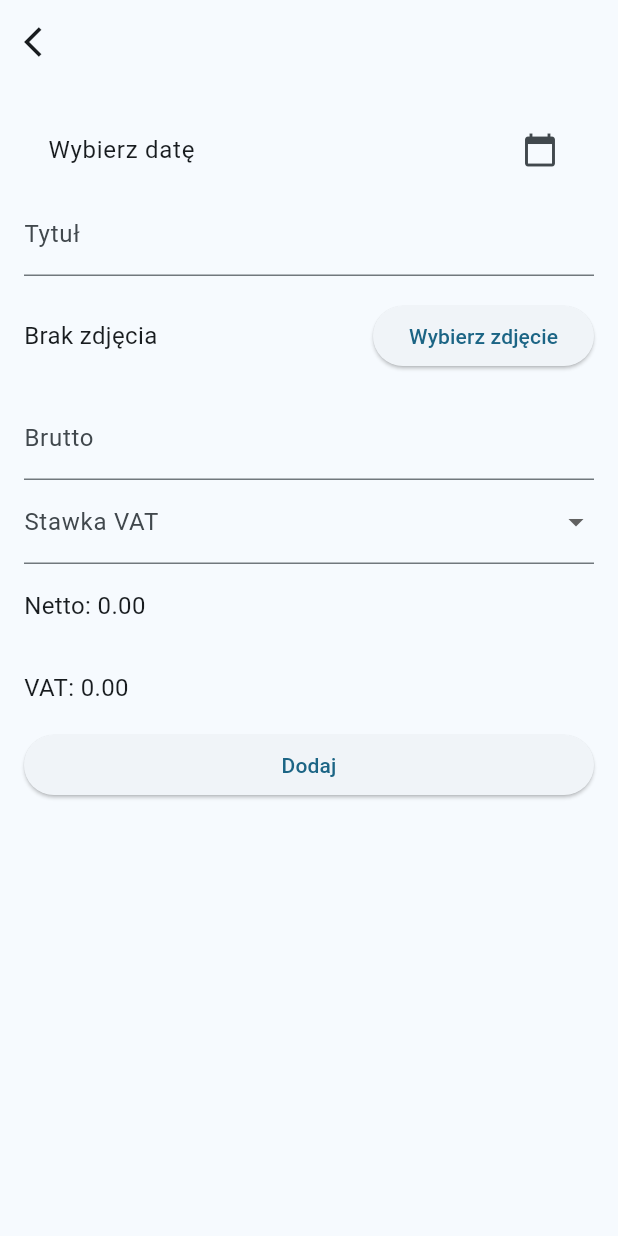
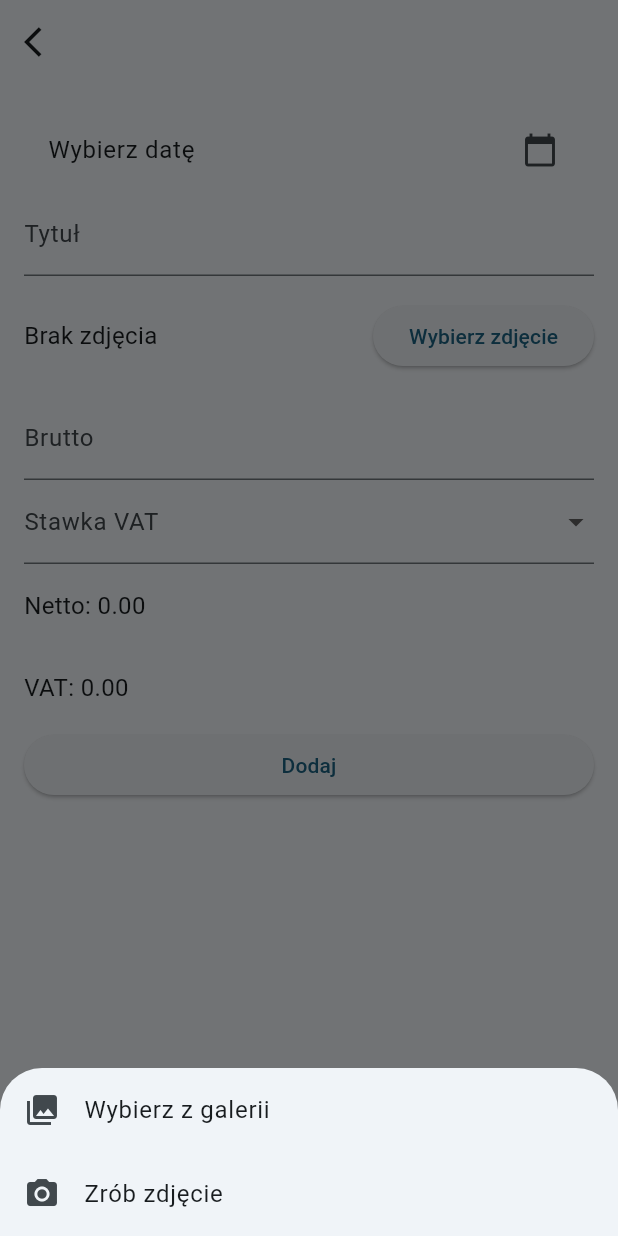
Before and after one commit to paweljjar/TaxRide, a Flutter app: the NewInvoiceScreen screen opened directly, after a tap on "Wybierz zdjęcie", on a phone screen of 412 x 824 dp. Run offline on Flutter 3.47's test engine with Material 3 defaults, Android fonts, the phone set to English and light mode, and no system bars; our stand-ins replace google_mobile_ads, image_picker.

Commit message:
feat: Allow choosing image source (gallery or camera) for invoices
This commit enhances the image picking functionality in the `NewInvoiceScreen`. Users can now choose to select an image from their gallery or take a new photo using the camera.

Key changes:
- Modified `_pickImage` to accept an `ImageSource` parameter.
- Added `_showImageSourceActionSheet` method to display a bottom sheet with options to "Wybierz z galerii" (Choose from gallery) or "Zrób zdjęcie" (Take a photo).
- The "Wybierz zdjęcie" (Choose image) button in `NewInvoiceScreen` now calls `_showImageSourceActionSheet` to present these options to the user.

```diff
--- a/lib/Invoices.dart
+++ b/lib/Invoices.dart
@@ -179,15 +179,43 @@ class _NewInvoiceScreenState extends State<NewInvoiceScreen>{
     '0%',
   ];
 
-  Future<void> _pickImage() async {
+  Future<void> _pickImage(ImageSource source) async {
     final ImagePicker picker = ImagePicker();
-    final XFile? image = await picker.pickImage(source: ImageSource.gallery);
+    final XFile? image = await picker.pickImage(source: source);
 
     if (image != null) {
       setState(() {
         _imageFile = image;
       });
     }
+  }
+
+ void _showImageSourceActionSheet(BuildContext context) {
+    showModalBottomSheet(
+      context: context,
+      builder: (BuildContext bc) {
+        return SafeArea(
+          child: Wrap(
+            children: <Widget>[
+              ListTile(
+                  leading: const Icon(Icons.photo_library),
+                  title: const Text('Wybierz z galerii'),
+                  onTap: () {
+                    _pickImage(ImageSource.gallery);
+                    Navigator.of(context).pop();
+                  }),
+              ListTile(
+                leading: const Icon(Icons.photo_camera),
+                title: const Text('Zrób zdjęcie'),
+                onTap: () {
+                  _pickImage(ImageSource.camera);
+                  Navigator.of(context).pop();
+                },
+              ),
+            ],
+          ),
+        );
+      });
   }
 
 
@@ -322,7 +350,7 @@ class _NewInvoiceScreenState extends State<NewInvoiceScreen>{
                       style: const TextStyle(fontSize: 16),
                     ),
                     ElevatedButton(
-                      onPressed: _pickImage,
+                      onPressed: () => _showImageSourceActionSheet(context),
                       child: const Text('Wybierz zdjęcie'),
                     ),
                   ],
```
